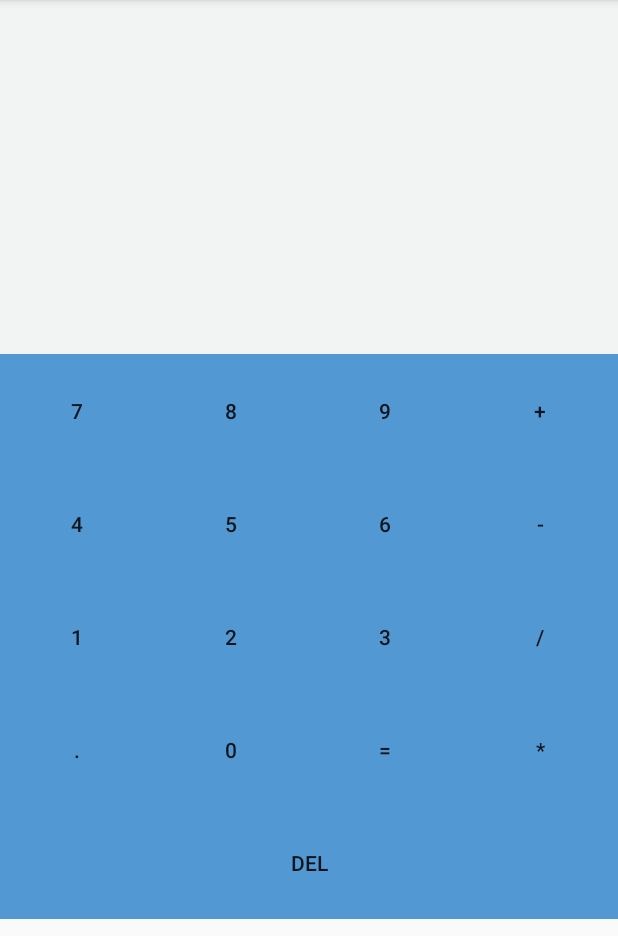
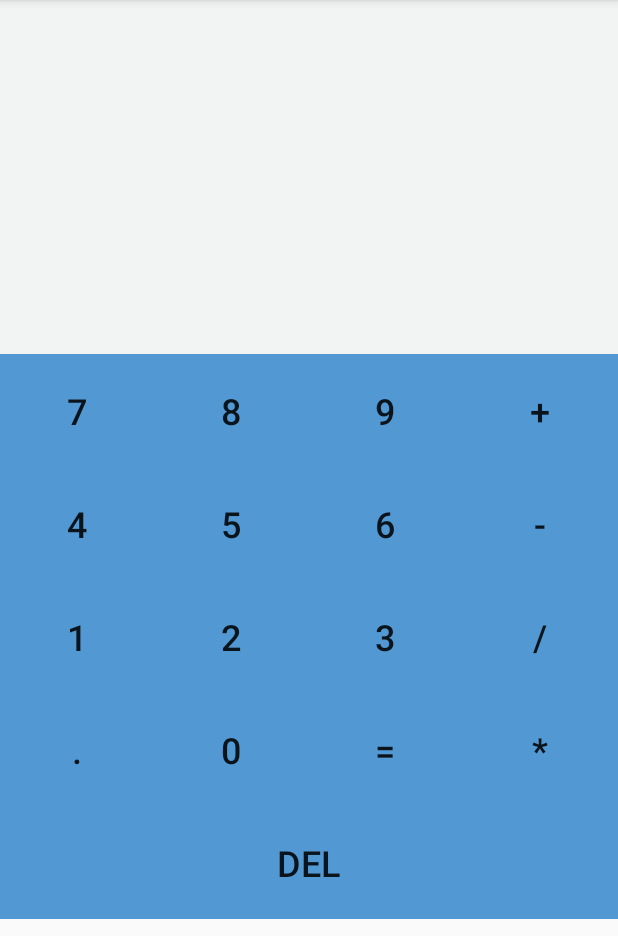
Before and after one commit to gabrielsaluti/NinjaCalculator, an Android app: the screen it shows after launch (MainActivity), on a phone screen of 412 x 824 dp, the part 84-1020 px from its top. Run offline under Robolectric (Android 15) with nearby library versions, the phone set to English and light mode, and no system bars; 3 statements that could not run were skipped.

Commit message:
Terminando funcionalidades da calculadora

```diff
--- a/app/src/main/java/com/example/uber/ninjacalc/MainActivity.java
+++ b/app/src/main/java/com/example/uber/ninjacalc/MainActivity.java
@@ -1,18 +1,13 @@
 package com.example.uber.ninjacalc;
 
+import android.content.Context;
 import android.content.Intent;
 import android.net.Uri;
 import android.support.v7.app.AppCompatActivity;
 import android.os.Bundle;
-import android.text.Editable;
-import android.text.TextUtils;
-import android.text.TextWatcher;
-import android.util.FloatProperty;
 import android.util.Log;
 import android.view.View;
 import android.widget.Button;
-import android.widget.EditText;
-import android.widget.Switch;
 import android.widget.TextView;
 
 import com.google.android.gms.appindexing.Action;
@@ -23,39 +18,36 @@ import com.google.android.gms.common.api.GoogleApiClient;
 public class MainActivity extends AppCompatActivity {
     static String Tag = "MainActivity";
     static String Operacao = "";
-    /**
-     * ATTENTION: This was auto-generated to implement the App Indexing API.
-     * See https://g.co/AppIndexing/AndroidStudio for more information.
-     */
     private GoogleApiClient client;
+    private Context ctx = this;
+
+    protected Button btnAdd;
+    protected Button btnSub;
+    protected Button btnMult;
+    protected Button btnDiv;
+    protected Button btnEquals;
+    protected Button btnDelete;
+    protected TextView displayCalc;
+    protected Button btn1;
+    protected Button btn2;
+    protected Button btn3;
+    protected Button btn4;
+    protected Button btn5;
+    protected Button btn6;
+    protected Button btn7;
+    protected Button btn8;
+    protected Button btn9;
+    protected Button btn0;
+    protected Button btnDot;
+    float numAdd= 0,numSub = 0,numDiv = 0,numMult = 0;
+
 
     @Override
     protected void onCreate(Bundle savedInstanceState) {
         super.onCreate(savedInstanceState);
         setContentView(R.layout.activity_main);
-        // ATTENTION: This was auto-generated to implement the App Indexing API.
-        // See https://g.co/AppIndexing/AndroidStudio for more information.
         client = new GoogleApiClient.Builder(this).addApi(AppIndex.API).build();
-
-        Button btnAdd;
-        Button btnSub;
-        Button btnMult;
-        Button btnDiv;
-        Button btnEquals;
-        Button btnDelete;
-        final TextView displayCalc;
-        Button btn1;
-        Button btn2;
-        Button btn3;
-        Button btn4;
-        Button btn5;
-        Button btn6;
-        Button btn7;
-        Button btn8;
-        Button btn9;
-        Button btn0;
         final Intent itPassword = new Intent(this, Password.class);
-
 
         // Finding Elements on the view
         btnAdd = (Button) findViewById(R.id.btnAdd);
@@ -65,6 +57,7 @@ public class MainActivity extends AppCompatActivity {
         btnEquals = (Button) findViewById(R.id.btnEquals);
         btnDelete = (Button) findViewById(R.id.btnDelete);
         displayCalc = (TextView) findViewById(R.id.displayCalc);
+        btnDot = (Button) findViewById(R.id.btnDot);
         btn1 = (Button) findViewById(R.id.btn1);
         btn2 = (Button) findViewById(R.id.btn2);
         btn3 = (Button) findViewById(R.id.btn3);
@@ -147,6 +140,13 @@ public class MainActivity extends AppCompatActivity {
             }
         });
 
+        btnDot.setOnClickListener(new View.OnClickListener() {
+            @Override
+            public void onClick(View v) {
+                displayCalc.setText(displayCalc.getText()+".");
+            }
+        });
+
         btnAdd.setOnClickListener(new View.OnClickListener() {
             @Override
             public void onClick(View v) {
@@ -202,43 +202,39 @@ public class MainActivity extends AppCompatActivity {
                 String[] bebe;
                 switch(Operacao) {
                     case "-" :
-                        ini = displayCalc.getText().toString();
-                        bebe = ini.split("-");
-                        num1 = Float.parseFloat(bebe[0]);
-                        num2 = Float.parseFloat(bebe[1]);
-                        total = num1 - num2;
-                        Fim = Float.toString(total);
-                        displayCalc.setText(Fim);
+                        try {
+                            btnSub(v);
+                        } catch (Exception e) {
+                            Log.i(Tag, "Hey-");
+                            subAgain(v);
+                        }
                         break;
 
                     case "*" :
-                        ini = displayCalc.getText().toString();
-                        bebe = ini.split("\\*");
-                        num1 = Float.parseFloat(bebe[0]);
-                        num2 = Float.parseFloat(bebe[1]);
-                        total = num1 * num2;
-                        Fim = Float.toString(total);
-                        displayCalc.setText(Fim);
+                        try {
+                            btnMult(v);
+                        } catch (Exception e) {
+                            Log.i(Tag, "Hey*");
+                            multAgain(v);
+                        }
                         break;
 
                     case "/":
-                        ini = displayCalc.getText().toString();
-                        bebe = ini.split("/");
-                        num1 = Float.parseFloat(bebe[0]);
-                        num2 = Float.parseFloat(bebe[1]);
-                        total = num1 / num2;
-                        Fim = Float.toString(total);
-                        displayCalc.setText(Fim);
+                        try {
+                            btnDiv(v);
+                        } catch (Exception e) {
+                            Log.i(Tag, "Hey/");
+                            divAgain(v);
+                        }
                         break;
 
                     case "+" :
-                        ini = displayCalc.getText().toString();
-                        bebe = ini.split("\\+");
-                        num1 = Float.parseFloat(bebe[0]);
-                        num2 = Float.parseFloat(bebe[1]);
-                        total = num1 + num2;
-                        Fim = Float.toString(total);
-                        displayCalc.setText(Fim);
+                        try {
+                            btnAdd(v);
+                        } catch (Exception e) {
+                            Log.i(Tag, "Hey+");
+                            addAgain(v);
+                        }
                         break;
 
 
@@ -256,32 +252,110 @@ public class MainActivity extends AppCompatActivity {
                 int fooFinal = foo + foo2;
                 String teste = Integer.toString(fooFinal);
                 displayCalc.setText(teste);
+         */
+    }
 
-         */
+    public void btnAdd(View v) {
+        String Fim, ini;
+        float num1,num2, total;
+        String[] bebe;
 
+        ini = displayCalc.getText().toString();
+        bebe = ini.split("\\+");
+        num1 = Float.parseFloat(bebe[0]);
+        num2 = Float.parseFloat(bebe[1]);
+        numAdd = num2;
+        total = num1 + num2;
+        Fim = Float.toString(total);
+        displayCalc.setText(Fim);
 
+    }
 
-        //Degug
-        /*
-        Button btnplus = (Button) findViewById(R.id.btnplus);
-        btnplus.setOnClickListener(new View.OnClickListener() {
-            @Override
-            public void onClick(View v) {
-                Log.i(Tag, "Hey its working!");
-            }
-        });
+    public void btnMult(View v) {
+        String Fim, ini;
+        float num1,num2,total;
+        String[] bebe;
 
-        Button btnminus = (Button) findViewById(R.id.btnminus);
-        final Intent it = new Intent(this, Password.class);
-        btnminus.setOnClickListener(new View.OnClickListener() {
-            @Override
-            public void onClick(View v) {
-                startActivity(it);
-            }
-        });
+        ini = displayCalc.getText().toString();
+        bebe = ini.split("\\*");
+        num1 = Float.parseFloat(bebe[0]);
+        num2 = Float.parseFloat(bebe[1]);
+        numMult = num2;
+        total = num1 * num2;
+        Fim = Float.toString(total);
+        displayCalc.setText(Fim);
+    }
 
-*/
+    public void btnDiv(View v) {
+        String Fim, ini;
+        float num1,num2,total;
+        String[] bebe;
+
+        ini = displayCalc.getText().toString();
+        bebe = ini.split("/");
+        num1 = Float.parseFloat(bebe[0]);
+        num2 = Float.parseFloat(bebe[1]);
+        numDiv = num2;
+        total = num1 / num2;
+        Fim = Float.toString(total);
+        displayCalc.setText(Fim);
     }
+
+    public void btnSub(View v) {
+        String Fim, ini;
+        float num1,num2,total;
+        String[] bebe;
+
+        ini = displayCalc.getText().toString();
+        bebe = ini.split("-");
+        num1 = Float.parseFloat(bebe[0]);
+        num2 = Float.parseFloat(bebe[1]);
+        numSub = num2;
+        total = num1 - num2;
+        Fim = Float.toString(total);
+        displayCalc.setText(Fim);
+    }
+
+    public void addAgain(View v) {
+        String ini, Fim;
+        float total,num;
+        ini = displayCalc.getText().toString();
+        num = Float.parseFloat(ini);
+        total = num + numAdd;
+        Fim = Float.toString(total);
+        displayCalc.setText(Fim);
+    }
+
+    public void subAgain(View v) {
+        String ini, Fim;
+        float total,num;
+        ini = displayCalc.getText().toString();
+        num = Float.parseFloat(ini);
+        total = num - numSub;
+        Fim = Float.toString(total);
+        displayCalc.setText(Fim);
+    }
+
+    public void multAgain(View v) {
+        String ini, Fim;
+        float total,num;
+        ini = displayCalc.getText().toString();
+        num = Float.parseFloat(ini);
+        total = num * numMult;
+        Fim = Float.toString(total);
+        displayCalc.setText(Fim);
+    }
+
+    public void divAgain(View v) {
+        String ini, Fim;
+        float total,num;
+        ini = displayCalc.getText().toString();
+        num = Float.parseFloat(ini);
+        total = num / numDiv;
+        Fim = Float.toString(total);
+        displayCalc.setText(Fim);
+    }
+
 
     public Action getIndexApiAction() {
         Thing object = new Thing.Builder()
--- a/app/src/main/res/layout/activity_main.xml
+++ b/app/src/main/res/layout/activity_main.xml
@@ -40,7 +40,8 @@
                 android:id="@+id/btn7"
                 android:layout_weight="1"
                 android:background="#5299D3"
-                android:layout_height="75dp" />
+                android:layout_height="75dp"
+                android:textSize="24sp" />
 
             <Button
                 android:text="8"
@@ -48,7 +49,8 @@
                 android:id="@+id/btn8"
                 android:layout_weight="1"
                 android:background="#5299D3"
-                android:layout_height="75dp" />
+                android:layout_height="75dp"
+                android:textSize="24sp" />
 
             <Button
                 android:text="9"
@@ -56,7 +58,8 @@
                 android:id="@+id/btn9"
                 android:layout_weight="1"
                 android:background="#5299D3"
-                android:layout_height="75dp" />
+                android:layout_height="75dp"
+                android:textSize="24sp" />
 
             <Button
                 android:text="+"
@@ -66,7 +69,8 @@
                 android:background="#5299D3"
                 tools:longClickable="true"
                 android:longClickable="true"
-                android:layout_height="75dp" />
+                android:layout_height="75dp"
+                android:textSize="24sp" />
         </LinearLayout>
 
         <LinearLayout
@@ -80,7 +84,8 @@
                 android:id="@+id/btn4"
                 android:layout_weight="1"
                 android:background="#5299D3"
-                android:layout_height="75dp" />
+                android:layout_height="75dp"
+                android:textSize="24sp" />
 
             <Button
                 android:text="5"
@@ -88,7 +93,8 @@
                 android:id="@+id/btn5"
                 android:layout_weight="1"
                 android:background="#5299D3"
-                android:layout_height="75dp" />
+                android:layout_height="75dp"
+                android:textSize="24sp" />
 
             <Button
                 android:text="6"
@@ -96,7 +102,8 @@
                 android:id="@+id/btn6"
                 android:layout_weight="1"
                 android:background="#5299D3"
-                android:layout_height="75dp" />
+                android:layout_height="75dp"
+                android:textSize="24sp" />
 
             <Button
                 android:text="-"
@@ -104,7 +111,8 @@
                 android:id="@+id/btnSub"
                 android:layout_weight="1"
                 android:background="#5299D3"
-                android:layout_height="75dp" />
+                android:layout_height="75dp"
+                android:textSize="24sp" />
         </LinearLayout>
 
         <LinearLayout
@@ -118,7 +126,8 @@
                 android:id="@+id/btn1"
                 android:layout_weight="1"
                 android:background="#5299D3"
-                android:layout_height="75dp" />
+                android:layout_height="75dp"
+                android:textSize="24sp" />
 
             <Button
                 android:text="2"
@@ -126,7 +135,8 @@
                 android:id="@+id/btn2"
                 android:layout_weight="1"
                 android:background="#5299D3"
-                android:layout_height="75dp" />
+                android:layout_height="75dp"
+                android:textSize="24sp" />
 
             <Button
                 android:text="3"
@@ -134,7 +144,8 @@
                 android:id="@+id/btn3"
                 android:layout_weight="1"
                 android:background="#5299D3"
-                android:layout_height="75dp" />
+                android:layout_height="75dp"
+                android:textSize="24sp" />
 
             <Button
                 android:text="/"
@@ -142,7 +153,8 @@
                 android:id="@+id/btnDiv"
                 android:layout_weight="1"
                 android:background="#5299D3"
-                android:layout_height="75dp" />
+                android:layout_height="75dp"
+                android:textSize="24sp" />
         </LinearLayout>
 
         <LinearLayout
@@ -153,10 +165,11 @@
             <Button
                 android:text="."
                 android:layout_width="wrap_content"
-                android:id="@+id/button16"
+                android:id="@+id/btnDot"
                 android:layout_weight="1"
                 android:background="#5299D3"
-                android:layout_height="75dp" />
+                android:layout_height="75dp"
+                android:textSize="24sp" />
 
             <Button
                 android:text="0"
@@ -164,7 +177,8 @@
                 android:id="@+id/btn0"
                 android:layout_weight="1"
                 android:background="#5299D3"
-                android:layout_height="75dp" />
+                android:layout_height="75dp"
+                android:textSize="24sp" />
 
             <Button
                 android:text="="
@@ -172,7 +186,8 @@
                 android:id="@+id/btnEquals"
                 android:layout_weight="1"
                 android:background="#5299D3"
-                android:layout_height="75dp" />
+                android:layout_height="75dp"
+                android:textSize="24sp" />
 
             <Button
                 android:text="*"
@@ -180,7 +195,8 @@
                 android:id="@+id/btnMult"
                 android:layout_weight="1"
                 android:background="#5299D3"
-                android:layout_height="75dp" />
+                android:layout_height="75dp"
+                android:textSize="24sp" />
         </LinearLayout>
 
         <LinearLayout
@@ -193,7 +209,8 @@
                 android:layout_width="match_parent"
                 android:id="@+id/btnDelete"
                 android:background="#5299D3"
-                android:layout_height="75dp" />
+                android:layout_height="75dp"
+                android:textSize="24sp" />
 
         </LinearLayout>
     </LinearLayout>
```
